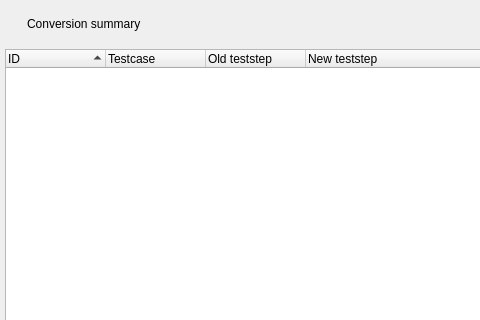
Above: SummaryDialog.ui from bubuding0809/XML-Converter before the change; both pictures show x 0 to 480 and y 0 to 320 of the 1017 by 670 pixel window. Below: the same form after it.
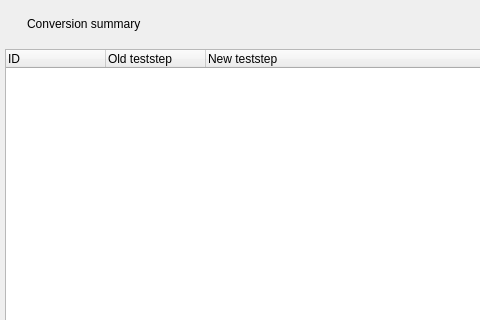
That is the form after the change. Icons and pictures are not drawn.

Commit message: Refined summary data

Patch:
```diff
--- a/SummaryDialog.ui
+++ b/SummaryDialog.ui
@@ -128,7 +128,7 @@
          <bool>false</bool>
         </property>
         <property name="sortingEnabled">
-         <bool>true</bool>
+         <bool>false</bool>
         </property>
         <property name="animated">
          <bool>true</bool>
@@ -137,7 +137,7 @@
          <bool>false</bool>
         </property>
         <property name="wordWrap">
-         <bool>false</bool>
+         <bool>true</bool>
         </property>
         <property name="headerHidden">
          <bool>false</bool>
@@ -162,11 +162,6 @@
           <string>ID</string>
          </property>
         </column>
-        <column>
-         <property name="text">
-          <string>Testcase</string>
-         </property>
-        </column>
         <column>
          <property name="text">
           <string>Old teststep</string>
```
Left out of the diff: 2 changed lines with no effect on the pictures. The commit also changes 2 other files.
